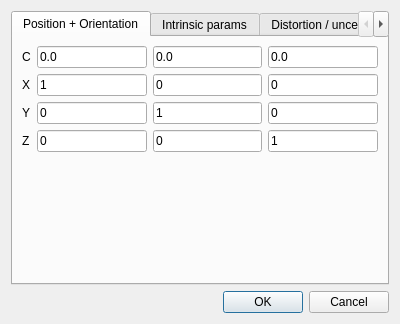
The window that qCC/ui_templates/camSensorProjectDlg.ui (archeos/cloudcompare-archeos) describes before a commit, drawn with Qt 5.
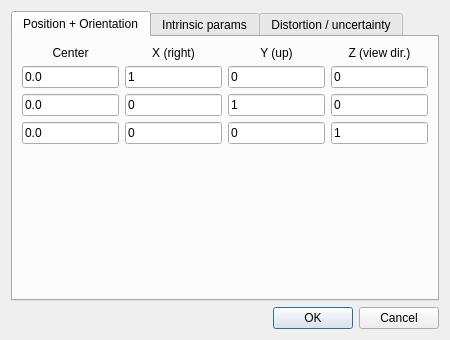
The same window after the commit. The open tabs and pages were chosen to show the change.

```diff
--- a/qCC/ui_templates/camSensorProjectDlg.ui
+++ b/qCC/ui_templates/camSensorProjectDlg.ui
@@ -6,8 +6,8 @@
    <rect>
     <x>0</x>
     <y>0</y>
-    <width>400</width>
-    <height>300</height>
+    <width>450</width>
+    <height>340</height>
    </rect>
   </property>
   <property name="windowTitle">
@@ -24,100 +24,14 @@
        <string>Position + Orientation</string>
       </attribute>
       <layout class="QGridLayout" name="gridLayout_2">
-       <item row="1" column="0">
-        <widget class="QLabel" name="label_6">
-         <property name="toolTip">
-          <string>sensor front direction (yaw = 0)</string>
-         </property>
-         <property name="text">
-          <string>X</string>
-         </property>
-        </widget>
-       </item>
-       <item row="1" column="1">
-        <widget class="QLineEdit" name="x1rot">
-         <property name="text">
-          <string>1</string>
-         </property>
-        </widget>
-       </item>
-       <item row="1" column="2">
-        <widget class="QLineEdit" name="x2rot">
-         <property name="text">
-          <string>0</string>
-         </property>
-        </widget>
-       </item>
-       <item row="1" column="3">
-        <widget class="QLineEdit" name="x3rot">
-         <property name="text">
-          <string>0</string>
-         </property>
-        </widget>
-       </item>
-       <item row="2" column="0">
-        <widget class="QLabel" name="label_7">
-         <property name="toolTip">
-          <string>sensor lateral direction</string>
-         </property>
-         <property name="text">
-          <string>Y</string>
-         </property>
-        </widget>
-       </item>
-       <item row="2" column="1">
-        <widget class="QLineEdit" name="y1rot">
-         <property name="text">
-          <string>0</string>
-         </property>
-        </widget>
-       </item>
-       <item row="2" column="2">
-        <widget class="QLineEdit" name="y2rot">
-         <property name="text">
-          <string>1</string>
-         </property>
-        </widget>
-       </item>
-       <item row="2" column="3">
-        <widget class="QLineEdit" name="y3rot">
-         <property name="text">
-          <string>0</string>
-         </property>
-        </widget>
-       </item>
-       <item row="3" column="0">
-        <widget class="QLabel" name="label_8">
-         <property name="toolTip">
-          <string>sensor vertical direction (pitch = 0)</string>
-         </property>
-         <property name="text">
-          <string>Z</string>
-         </property>
-        </widget>
-       </item>
-       <item row="3" column="1">
-        <widget class="QLineEdit" name="z1rot">
-         <property name="text">
-          <string>0</string>
-         </property>
-        </widget>
-       </item>
        <item row="3" column="2">
-        <widget class="QLineEdit" name="z2rot">
+        <widget class="QLineEdit" name="z1rot">
          <property name="text">
           <string>0</string>
          </property>
         </widget>
        </item>
-       <item row="3" column="3">
-        <widget class="QLineEdit" name="z3rot">
-         <property name="text">
-          <string>1</string>
-         </property>
-        </widget>
-       </item>
-       <item row="4" column="2">
+       <item row="4" column="3">
         <spacer>
          <property name="orientation">
           <enum>Qt::Vertical</enum>
@@ -130,37 +44,135 @@
          </property>
         </spacer>
        </item>
-       <item row="0" column="0">
-        <widget class="QLabel" name="label_2">
-         <property name="toolTip">
-          <string>sensor center</string>
+       <item row="2" column="4">
+        <widget class="QLineEdit" name="y3rot">
+         <property name="text">
+          <string>0</string>
          </property>
+        </widget>
+       </item>
+       <item row="3" column="4">
+        <widget class="QLineEdit" name="z3rot">
          <property name="text">
-          <string>C</string>
+          <string>1</string>
          </property>
         </widget>
        </item>
-       <item row="0" column="1">
+       <item row="1" column="4">
+        <widget class="QLineEdit" name="x3rot">
+         <property name="text">
+          <string>0</string>
+         </property>
+        </widget>
+       </item>
+       <item row="1" column="2">
+        <widget class="QLineEdit" name="x1rot">
+         <property name="text">
+          <string>1</string>
+         </property>
+        </widget>
+       </item>
+       <item row="2" column="2">
+        <widget class="QLineEdit" name="y1rot">
+         <property name="text">
+          <string>0</string>
+         </property>
+        </widget>
+       </item>
+       <item row="1" column="3">
+        <widget class="QLineEdit" name="x2rot">
+         <property name="text">
+          <string>0</string>
+         </property>
+        </widget>
+       </item>
+       <item row="3" column="3">
+        <widget class="QLineEdit" name="z2rot">
+         <property name="text">
+          <string>0</string>
+         </property>
+        </widget>
+       </item>
+       <item row="2" column="3">
+        <widget class="QLineEdit" name="y2rot">
+         <property name="text">
+          <string>1</string>
+         </property>
+        </widget>
+       </item>
+       <item row="1" column="1">
         <widget class="QLineEdit" name="posXEdit">
          <property name="text">
           <string>0.0</string>
          </property>
         </widget>
        </item>
-       <item row="0" column="2">
+       <item row="2" column="1">
         <widget class="QLineEdit" name="posYEdit">
          <property name="text">
           <string>0.0</string>
          </property>
         </widget>
        </item>
-       <item row="0" column="3">
+       <item row="3" column="1">
         <widget class="QLineEdit" name="posZEdit">
          <property name="text">
           <string>0.0</string>
          </property>
         </widget>
        </item>
+       <item row="0" column="2">
+        <widget class="QLabel" name="label_6">
+         <property name="toolTip">
+          <string>sensor front direction (yaw = 0)</string>
+         </property>
+         <property name="text">
+          <string>X (right)</string>
+         </property>
+         <property name="alignment">
+          <set>Qt::AlignCenter</set>
+         </property>
+        </widget>
+       </item>
+       <item row="0" column="3">
+        <widget class="QLabel" name="label_7">
+         <property name="toolTip">
+          <string>sensor lateral direction</string>
+         </property>
+         <property name="text">
+          <string>Y (up)</string>
+         </property>
+         <property name="alignment">
+          <set>Qt::AlignCenter</set>
+         </property>
+        </widget>
+       </item>
+       <item row="0" column="4">
+        <widget class="QLabel" name="label_8">
+         <property name="toolTip">
+          <string>sensor vertical direction (pitch = 0)</string>
+         </property>
+         <property name="text">
+          <string>Z (view dir.)</string>
+         </property>
+         <property name="alignment">
+          <set>Qt::AlignCenter</set>
+         </property>
+        </widget>
+       </item>
+       <item row="0" column="1">
+        <widget class="QLabel" name="label_2">
+         <property name="toolTip">
+          <string>sensor center</string>
+         </property>
+         <property name="text">
+          <string>Center</string>
+         </property>
+         <property name="alignment">
+          <set>Qt::AlignCenter</set>
+         </property>
+        </widget>
+       </item>
       </layout>
      </widget>
      <widget class="QWidget" name="tabOther">
```
